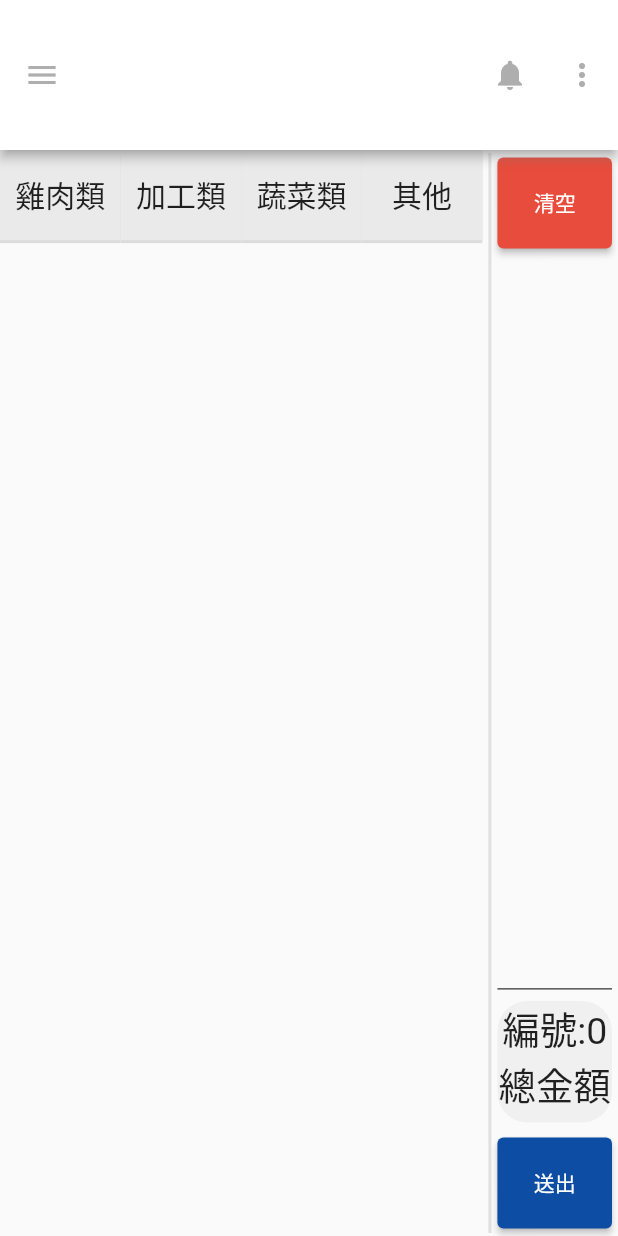
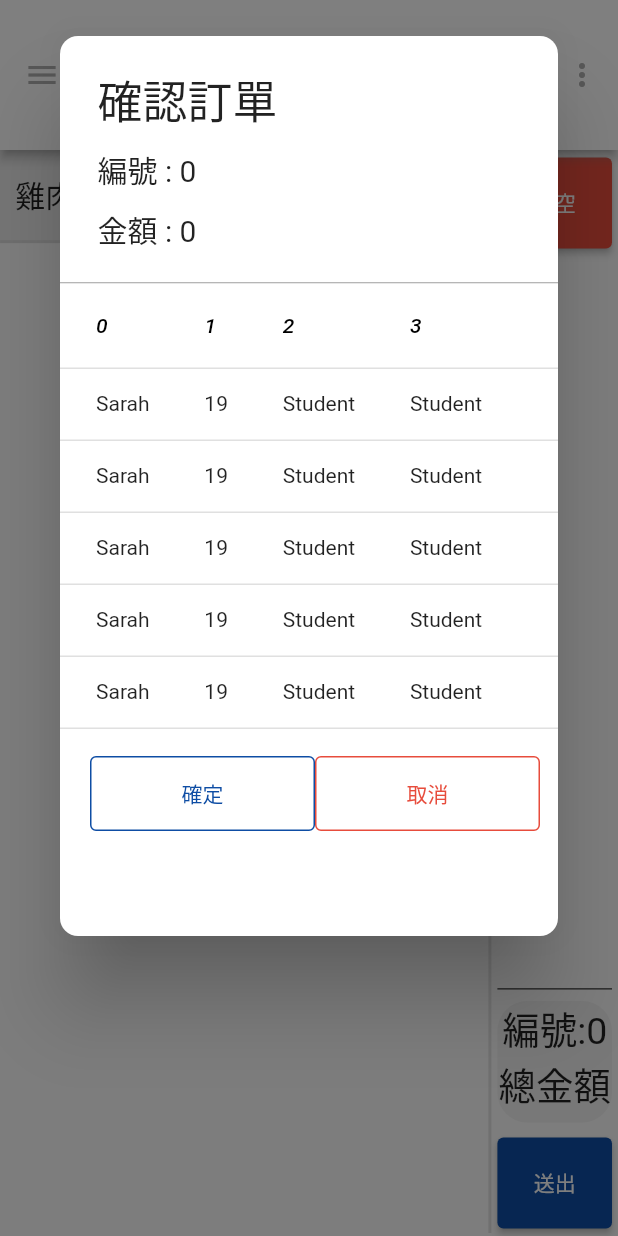
Before and after one commit to hsipl/order_system, a Flutter app: the HomePage screen opened by its route, after a tap on "送出", on a phone screen of 412 x 824 dp. Run offline on Flutter 3.47's test engine with Material 2 defaults, Android fonts, the phone set to English and light mode, and no system bars; our stand-ins replace flutter_redux, flutter_spinkit, page_transition, redux, shared_preferences; accounts and stored records are empty.

Commit message:
Dialog layout update

```diff
--- a/client/lib/widget/checkout_column.dart
+++ b/client/lib/widget/checkout_column.dart
@@ -2,6 +2,7 @@ import 'package:client/model/app_state.dart';
 import 'package:client/redux/actions/checkout_action.dart';
 import 'package:client/services/decorations.dart';
 import 'package:client/services/serializer.dart';
+import 'package:client/widget/shopping_confirm_dialog.dart';
 import 'package:client/widget/styled_buttons.dart';
 import 'package:flutter/material.dart';
 import 'package:flutter_redux/flutter_redux.dart';
@@ -71,7 +72,24 @@ class _CheckoutColumnState extends State<CheckoutColumn> {
                       color: kConfirmButtonColor,
                       text: '送出',
                       onPress: () {
-                        print(store.newCheckoutList);
+                        showGeneralDialog(
+                          transitionBuilder: (context, a1, a2, widget) {
+                            return FadeTransition(
+                              opacity: a1,
+                              child: Opacity(
+                                opacity: a1.value,
+                                child: const ShoppingConfirmDialog(),
+                              ),
+                            );
+                          },
+                          transitionDuration: const Duration(milliseconds: 200),
+                          barrierDismissible: true,
+                          barrierLabel: '',
+                          context: context,
+                          pageBuilder: (context, animation1, animation2) {
+                            return Container();
+                          },
+                        );
                       }),
                 ),
               ],
--- a/client/lib/widget/order_dialog.dart
+++ b/client/lib/widget/order_dialog.dart
@@ -59,15 +59,30 @@ class _OrderDialogState extends State<OrderDialog> {
                         mainAxisAlignment: MainAxisAlignment.spaceBetween,
                         crossAxisAlignment: CrossAxisAlignment.start,
                         children: [
-                          const LabelTextContainer(),
-                          TagsInput(
-                            product: widget.product,
+                          const Expanded(
+                            flex: 4,
+                            child: LabelTextContainer(),
                           ),
-                          AmountInput(
-                            price: int.parse(widget.product.price),
+                          SizedBox(width: 4,),
+                          Expanded(
+                            flex: 4,
+                            child: TagsInput(
+                              product: widget.product,
+                            ),
                           ),
-                          EditButtonsForTextContainer(
-                            product: widget.product,
+                          SizedBox(width: 4,),
+                          Expanded(
+                            flex: 2,
+                            child: AmountInput(
+                              price: int.parse(widget.product.price),
+                            ),
+                          ),
+                          SizedBox(width: 4,),
+                          Expanded(
+                            flex: 2,
+                            child: EditButtonsForTextContainer(
+                              product: widget.product,
+                            ),
                           ),
                         ],
                       ),
--- /dev/null
+++ b/client/lib/widget/shopping_confirm_dialog.dart
@@ -0,0 +1,99 @@
+import 'package:client/widget/widget_for_order_dialog/action_row.dart';
+import 'package:flutter/material.dart';
+
+class ShoppingConfirmDialog extends StatelessWidget {
+  const ShoppingConfirmDialog({Key? key}) : super(key: key);
+
+  @override
+  Widget build(BuildContext context) {
+    ///
+    /// Not COMPLETED
+    ///
+    /// TODO table sticky header!!
+    return SingleChildScrollView(
+      child: Dialog(
+        shape: RoundedRectangleBorder(borderRadius: BorderRadius.circular(12.0)),
+        child: SizedBox(
+          width: 900,
+          height: 600,
+          child: Column(
+
+            crossAxisAlignment: CrossAxisAlignment.stretch,
+            children: [
+              Padding(
+                padding: const EdgeInsets.fromLTRB(25, 20, 0, 0),
+                child: Column(
+                  crossAxisAlignment: CrossAxisAlignment.start,
+                  children: const [
+                    Text(
+                      '確認訂單',
+                      style:  TextStyle(fontSize: 30),
+                    ),
+                    SizedBox(
+                      height: 10,
+                    ),
+                    Text(
+                      '編號 : 0',
+                      style:  TextStyle(fontSize: 20),
+                    ),
+                     SizedBox(
+                      height: 10,
+                    ),
+                    Text(
+                      '金額 : 0',
+                      style:  TextStyle( fontSize: 20),
+                    ),
+                    SizedBox(
+                      height: 20,
+                    ),
+                  ],
+                ),
+              ),
+              Divider(color: Colors.grey, height: 1),
+              ShoppingConfirmTable(),
+              ActionRow(),
+            ],
+          ),
+        ),
+      ),
+    );
+  }
+}
+
+class ShoppingConfirmTable extends StatelessWidget {
+  const ShoppingConfirmTable({
+    Key? key,
+  }) : super(key: key);
+
+  @override
+  Widget build(BuildContext context) {
+    return SizedBox(
+      width: 800,
+      height: 300,
+      child: SingleChildScrollView(
+        child: DataTable(
+          columnSpacing: 10,
+          columns: List<DataColumn>.generate(4, (i) {
+            return  DataColumn(
+              label: Text(
+                '$i',
+                style: TextStyle(fontStyle: FontStyle.italic),
+              ),
+            );
+          }),
+
+          rows: List<DataRow>.generate(20, (i) {
+            return const DataRow(
+              cells: <DataCell>[
+                    DataCell(Text('Sarah')),
+                    DataCell(Text('19')),
+                    DataCell(Text('Student')),
+                    DataCell(Text('Student')),
+                  ],
+            );
+          }),
+        ),
+      ),
+    );
+  }
+}
```
